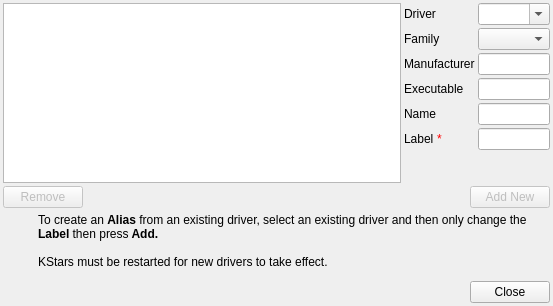
Qt form kstars/indi/customdrivers.ui (KDE/kstars) before a commit.
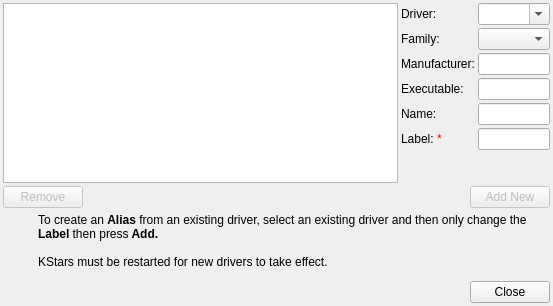
The same form after that commit.

```diff
--- a/kstars/indi/customdrivers.ui
+++ b/kstars/indi/customdrivers.ui
@@ -52,7 +52,7 @@
        <item row="0" column="0">
         <widget class="QLabel" name="label_8">
          <property name="text">
-          <string>Driver</string>
+          <string>Driver:</string>
          </property>
         </widget>
        </item>
@@ -72,7 +72,7 @@
        <item row="1" column="0">
         <widget class="QLabel" name="label_9">
          <property name="text">
-          <string>Family</string>
+          <string>Family:</string>
          </property>
         </widget>
        </item>
@@ -82,7 +82,7 @@
        <item row="3" column="0">
         <widget class="QLabel" name="label_7">
          <property name="text">
-          <string>Executable</string>
+          <string>Executable:</string>
          </property>
         </widget>
        </item>
@@ -92,7 +92,7 @@
        <item row="4" column="0">
         <widget class="QLabel" name="label_10">
          <property name="text">
-          <string>Name</string>
+          <string>Name:</string>
          </property>
         </widget>
        </item>
@@ -107,7 +107,7 @@
          <item>
           <widget class="QLabel" name="label_6">
            <property name="text">
-            <string>Label</string>
+            <string>Label:</string>
            </property>
           </widget>
          </item>
@@ -129,7 +129,7 @@
        <item row="2" column="0">
         <widget class="QLabel" name="label_3">
          <property name="text">
-          <string>Manufacturer</string>
+          <string>Manufacturer:</string>
          </property>
         </widget>
        </item>
```
